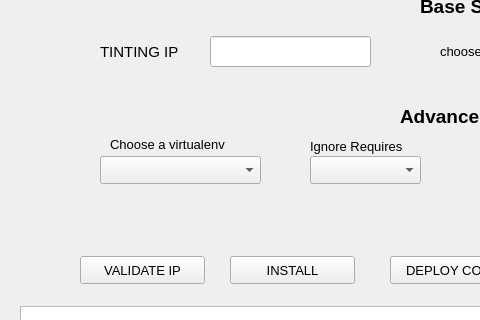
Above: src/main/resources/base/main_window.ui from FrancescoGalasso/pip-installer-gui before the change; both pictures show x 0 to 480 and y 114 to 434 of the 1024 by 600 pixel window. Below: the same form after it.
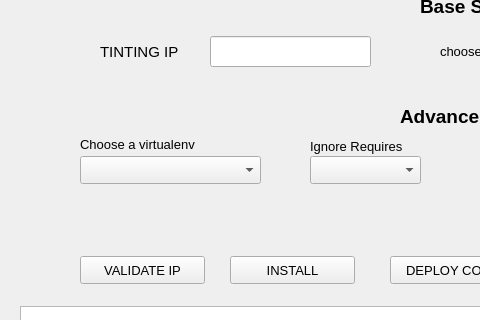
That is the form after the change.

Commit message: adjust  app ui

Patch:
```diff
--- a/src/main/resources/base/main_window.ui
+++ b/src/main/resources/base/main_window.ui
@@ -222,9 +222,9 @@
     <widget class="QComboBox" name="comboBox_venvs">
      <property name="geometry">
       <rect>
-       <x>110</x>
+       <x>90</x>
        <y>270</y>
-       <width>161</width>
+       <width>181</width>
        <height>28</height>
       </rect>
      </property>
@@ -237,7 +237,7 @@
     <widget class="QLabel" name="label_2">
      <property name="geometry">
       <rect>
-       <x>120</x>
+       <x>90</x>
        <y>250</y>
        <width>151</width>
        <height>17</height>
```
